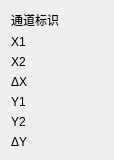
This is src/app/measure/view/MeasureWidget.ui in ChunHui-Li524/plotting as Qt 5 draws it before an edit. The edited form follows.
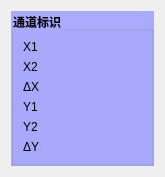
This is the edited form.

The edit to the form file:
```diff
--- a/src/app/measure/view/MeasureWidget.ui
+++ b/src/app/measure/view/MeasureWidget.ui
@@ -6,8 +6,8 @@
    <rect>
     <x>0</x>
     <y>0</y>
-    <width>114</width>
-    <height>138</height>
+    <width>165</width>
+    <height>156</height>
    </rect>
   </property>
   <property name="windowTitle">
@@ -15,18 +15,25 @@
   </property>
   <layout class="QVBoxLayout" name="verticalLayout">
    <item>
-    <widget class="QLabel" name="labelChannel">
+    <widget class="QGroupBox" name="groupBox">
      <property name="sizePolicy">
-      <sizepolicy hsizetype="Preferred" vsizetype="Preferred">
+      <sizepolicy hsizetype="Expanding" vsizetype="Preferred">
        <horstretch>0</horstretch>
        <verstretch>0</verstretch>
       </sizepolicy>
      </property>
-     <property name="text">
+     <property name="styleSheet">
+      <string notr="true">QGroupBox {
+	color: black;
+	font-family: '微软雅黑';
+    font-weight: bold;
+	background-color: rgb(170, 170, 255);
+}</string>
+     </property>
+     <property name="title">
       <string>通道标识</string>
      </property>
-    </widget>
-   </item>
+     <layout class="QVBoxLayout" name="verticalLayout_2">
    <item>
     <widget class="QLabel" name="labelX1">
      <property name="text">
@@ -67,6 +74,9 @@
      <property name="text">
       <string>ΔY</string>
      </property>
+       </widget>
+      </item>
+     </layout>
     </widget>
    </item>
   </layout>
```
Lines whose indentation alone changed are shown as unchanged.
